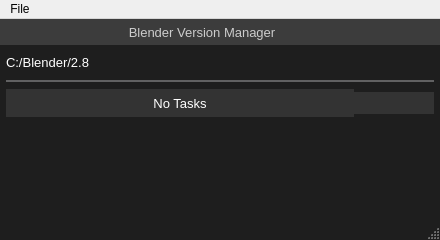
Qt form main_window_design.ui (DotBow/Blender-Version-Manager) before a commit.
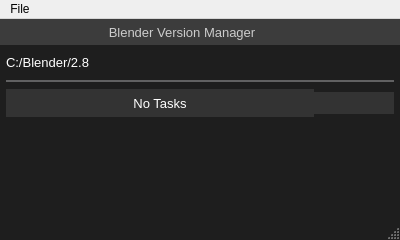
The same form after that commit. Icons and pictures are not drawn.

The edit to the form file:
```diff
--- a/main_window_design.ui
+++ b/main_window_design.ui
@@ -6,7 +6,7 @@
    <rect>
     <x>0</x>
     <y>0</y>
-    <width>440</width>
+    <width>400</width>
     <height>240</height>
    </rect>
   </property>
@@ -672,10 +672,10 @@
 QScrollBar:vertical
 {
 	background-color: rgb(30, 30, 30);
-	width: 10px;
-	border-style: block;
+	width: 4px;
+	/*border-style: block;
 	border-width: 0px 6px 0px 0px;
-	border-color: #424242;
+	border-color: #424242;*/
 }
 
 QScrollBar::handle:vertical
@@ -728,7 +728,7 @@
         <rect>
          <x>0</x>
          <y>0</y>
-         <width>440</width>
+         <width>400</width>
          <height>78</height>
         </rect>
        </property>
@@ -782,7 +782,7 @@
     <rect>
      <x>0</x>
      <y>0</y>
-     <width>440</width>
+     <width>400</width>
      <height>21</height>
     </rect>
    </property>
```
